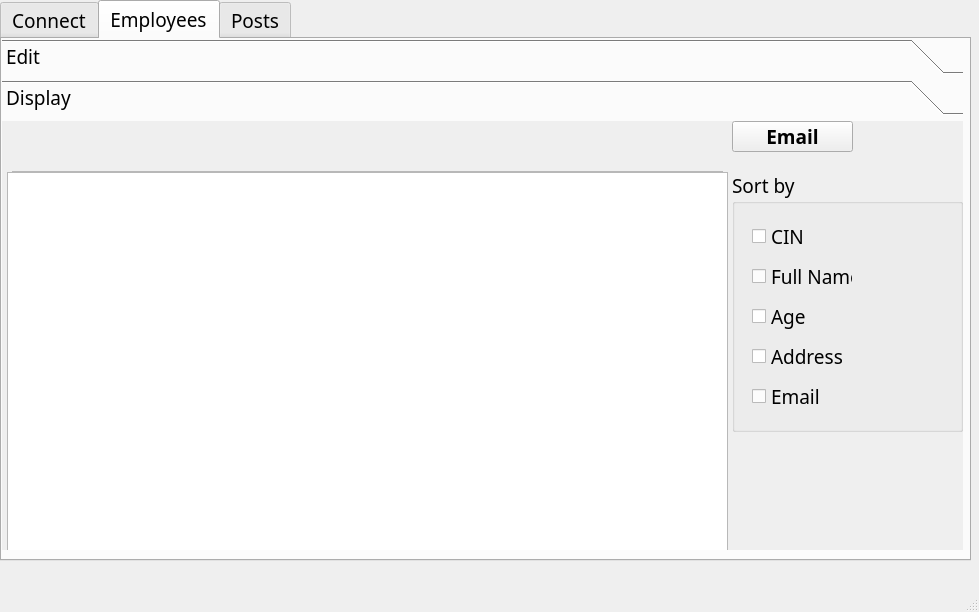
Before: the Qt Designer form MFactory/mainwindow.ui in Leonardo580/Smart_Factory_2A11, drawn with Qt 5.
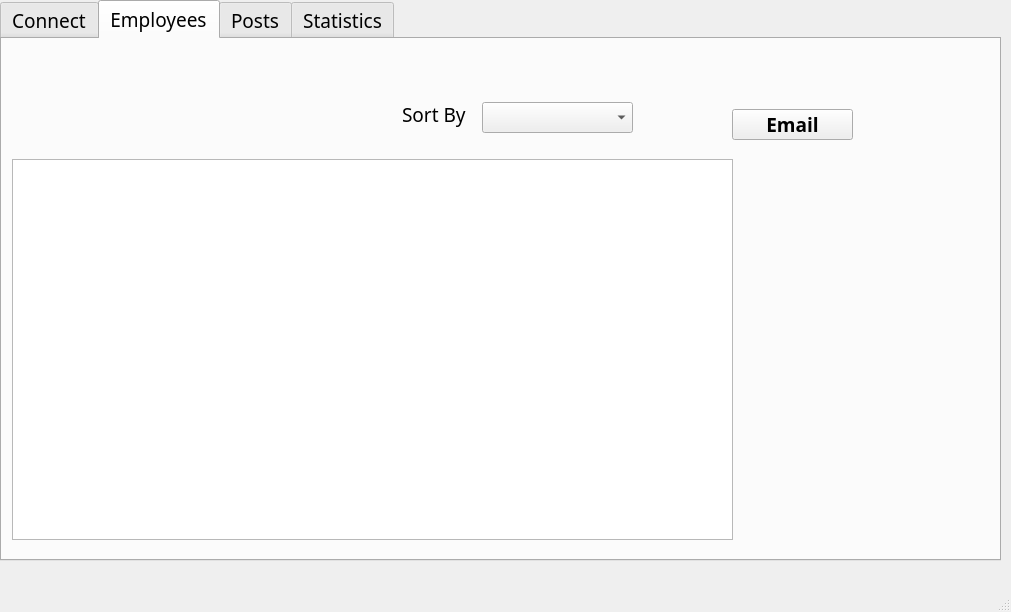
After: the same form once the commit is applied.

```diff
--- a/MFactory/mainwindow.ui
+++ b/MFactory/mainwindow.ui
@@ -6,7 +6,7 @@
    <rect>
     <x>0</x>
     <y>0</y>
-    <width>979</width>
+    <width>1011</width>
     <height>612</height>
    </rect>
   </property>
@@ -45,7 +45,7 @@
      <rect>
       <x>0</x>
       <y>0</y>
-      <width>971</width>
+      <width>1001</width>
       <height>561</height>
      </rect>
     </property>
@@ -142,626 +142,22 @@
      <attribute name="title">
       <string>Employees</string>
      </attribute>
-     <widget class="QToolBox" name="toolBox">
+     <widget class="QTableView" name="tableView_2">
       <property name="geometry">
        <rect>
-        <x>0</x>
-        <y>0</y>
-        <width>961</width>
-        <height>511</height>
+        <x>10</x>
+        <y>120</y>
+        <width>721</width>
+        <height>381</height>
        </rect>
       </property>
-      <property name="currentIndex">
-       <number>1</number>
-      </property>
-      <widget class="QWidget" name="Edit">
-       <property name="geometry">
-        <rect>
-         <x>0</x>
-         <y>0</y>
-         <width>961</width>
-         <height>425</height>
-        </rect>
-       </property>
-       <attribute name="label">
-        <string>Edit</string>
-       </attribute>
-       <widget class="QPushButton" name="AddEmployeeButton">
-        <property name="geometry">
-         <rect>
-          <x>190</x>
-          <y>370</y>
-          <width>80</width>
-          <height>37</height>
-         </rect>
-        </property>
-        <property name="text">
-         <string>Ok</string>
-        </property>
-       </widget>
-       <widget class="QPushButton" name="DeleteEmployee_button">
-        <property name="geometry">
-         <rect>
-          <x>660</x>
-          <y>370</y>
-          <width>80</width>
-          <height>37</height>
-         </rect>
-        </property>
-        <property name="text">
-         <string>Ok</string>
-        </property>
-       </widget>
-       <widget class="QLabel" name="label_7">
-        <property name="geometry">
-         <rect>
-          <x>390</x>
-          <y>390</y>
-          <width>165</width>
-          <height>28</height>
-         </rect>
-        </property>
-        <property name="text">
-         <string>Status : not conncected </string>
-        </property>
-       </widget>
-       <widget class="QGroupBox" name="groupBox_3">
-        <property name="geometry">
-         <rect>
-          <x>560</x>
-          <y>0</y>
-          <width>331</width>
-          <height>361</height>
-         </rect>
-        </property>
-        <property name="title">
-         <string>Delete Employee</string>
-        </property>
-        <widget class="QLabel" name="label_6">
-         <property name="geometry">
-          <rect>
-           <x>20</x>
-           <y>160</y>
-           <width>81</width>
-           <height>31</height>
-          </rect>
-         </property>
-         <property name="text">
-          <string>CIN</string>
-         </property>
-        </widget>
-        <widget class="QTextEdit" name="CIN_Del_Text">
-         <property name="geometry">
-          <rect>
-           <x>110</x>
-           <y>160</y>
-           <width>201</width>
-           <height>41</height>
-          </rect>
-         </property>
-        </widget>
-       </widget>
-       <widget class="QGroupBox" name="groupBox_2">
-        <property name="geometry">
-         <rect>
-          <x>50</x>
-          <y>0</y>
-          <width>381</width>
-          <height>341</height>
-         </rect>
-        </property>
-        <property name="title">
-         <string>Add | Updtae Employee</string>
-        </property>
-        <widget class="QLabel" name="label">
-         <property name="geometry">
-          <rect>
-           <x>20</x>
-           <y>50</y>
-           <width>81</width>
-           <height>31</height>
-          </rect>
-         </property>
-         <property name="text">
-          <string>CIN</string>
-         </property>
-        </widget>
-        <widget class="QLabel" name="label_2">
-         <property name="geometry">
-          <rect>
-           <x>20</x>
-           <y>100</y>
-           <width>81</width>
-           <height>31</height>
-          </rect>
-         </property>
-         <property name="text">
-          <string>Full Name</string>
-         </property>
-        </widget>
-        <widget class="QLabel" name="label_3">
-         <property name="geometry">
-          <rect>
-           <x>20</x>
-           <y>150</y>
-           <width>81</width>
-           <height>31</height>
-          </rect>
-         </property>
-         <property name="text">
-          <string>Age</string>
-         </property>
-        </widget>
-        <widget class="QLabel" name="label_4">
-         <property name="geometry">
-          <rect>
-           <x>20</x>
-           <y>200</y>
-           <width>81</width>
-           <height>31</height>
-          </rect>
-         </property>
-         <property name="text">
-          <string>Address</string>
-         </property>
-        </widget>
-        <widget class="QLabel" name="label_5">
-         <property name="geometry">
-          <rect>
-           <x>20</x>
-           <y>250</y>
-           <width>81</width>
-           <height>31</height>
-          </rect>
-         </property>
-         <property name="text">
-          <string>Email</string>
-         </property>
-        </widget>
-        <widget class="QTextEdit" name="CIN_Employee_text">
-         <property name="geometry">
-          <rect>
-           <x>110</x>
-           <y>50</y>
-           <width>251</width>
-           <height>41</height>
-          </rect>
-         </property>
-        </widget>
-        <widget class="QTextEdit" name="Name_Employee_text">
-         <property name="geometry">
-          <rect>
-           <x>110</x>
-           <y>100</y>
-           <width>251</width>
-           <height>41</height>
-          </rect>
-         </property>
-        </widget>
-        <widget class="QTextEdit" name="Age_Employee_text">
-         <property name="geometry">
-          <rect>
-           <x>110</x>
-           <y>150</y>
-           <width>251</width>
-           <height>41</height>
-          </rect>
-         </property>
-        </widget>
-        <widget class="QTextEdit" name="Address_Employee_text">
-         <property name="geometry">
-          <rect>
-           <x>110</x>
-           <y>200</y>
-           <width>251</width>
-           <height>41</height>
-          </rect>
-         </property>
-        </widget>
-        <widget class="QTextEdit" name="Email_Employee_text">
-         <property name="geometry">
-          <rect>
-           <x>110</x>
-           <y>250</y>
-           <width>251</width>
-           <height>41</height>
-          </rect>
-         </property>
-        </widget>
-       </widget>
-      </widget>
-      <widget class="QWidget" name="page_2">
-       <property name="geometry">
-        <rect>
-         <x>0</x>
-         <y>0</y>
-         <width>961</width>
-         <height>425</height>
-        </rect>
-       </property>
-       <attribute name="label">
-        <string>Display</string>
-       </attribute>
-       <widget class="QCheckBox" name="checkBox_5">
-        <property name="geometry">
-         <rect>
-          <x>750</x>
-          <y>260</y>
-          <width>101</width>
-          <height>31</height>
-         </rect>
-        </property>
-        <property name="text">
-         <string>Email</string>
-        </property>
-       </widget>
-       <widget class="QTableView" name="tableView">
-        <property name="geometry">
-         <rect>
-          <x>10</x>
-          <y>50</y>
-          <width>711</width>
-          <height>391</height>
-         </rect>
-        </property>
-       </widget>
-       <widget class="QPushButton" name="DeleteEmployee">
-        <property name="geometry">
-         <rect>
-          <x>70</x>
-          <y>0</y>
-          <width>41</width>
-          <height>41</height>
-         </rect>
-        </property>
-        <property name="styleSheet">
-         <string notr="true">border: rgb(0,0,0,0)</string>
-        </property>
-        <property name="text">
-         <string/>
-        </property>
-       </widget>
-       <widget class="QPushButton" name="AddEmployee">
-        <property name="geometry">
-         <rect>
-          <x>20</x>
-          <y>0</y>
-          <width>41</width>
-          <height>41</height>
-         </rect>
-        </property>
-        <property name="statusTip">
-         <string comment="Add Employee" extracomment="Add Employee"/>
-        </property>
-        <property name="styleSheet">
-         <string notr="true">border: rgb(0,0,0,0)</string>
-        </property>
-        <property name="text">
-         <string/>
-        </property>
-       </widget>
-       <widget class="QPushButton" name="pushButton_2">
-        <property name="geometry">
-         <rect>
-          <x>730</x>
-          <y>0</y>
-          <width>121</width>
-          <height>31</height>
-         </rect>
-        </property>
-        <property name="minimumSize">
-         <size>
-          <width>91</width>
-          <height>0</height>
-         </size>
-        </property>
-        <property name="font">
-         <font>
-          <family>Agency FB</family>
-          <pointsize>14</pointsize>
-          <weight>75</weight>
-          <bold>true</bold>
-         </font>
-        </property>
-        <property name="styleSheet">
-         <string notr="true">
-QPushButton:pressed{
-	
-	background-color: rgb(255, 88, 11);
-}</string>
-        </property>
-        <property name="text">
-         <string>Email</string>
-        </property>
-       </widget>
-       <widget class="QCheckBox" name="checkBox_2">
-        <property name="geometry">
-         <rect>
-          <x>750</x>
-          <y>140</y>
-          <width>101</width>
-          <height>31</height>
-         </rect>
-        </property>
-        <property name="text">
-         <string>Full Name</string>
-        </property>
-       </widget>
-       <widget class="QTableWidget" name="tableEmployees">
-        <property name="geometry">
-         <rect>
-          <x>10</x>
-          <y>50</y>
-          <width>711</width>
-          <height>391</height>
-         </rect>
-        </property>
-        <property name="sizePolicy">
-         <sizepolicy hsizetype="Fixed" vsizetype="Fixed">
-          <horstretch>100</horstretch>
-          <verstretch>111</verstretch>
-         </sizepolicy>
-        </property>
-        <property name="minimumSize">
-         <size>
-          <width>0</width>
-          <height>0</height>
-         </size>
-        </property>
-        <property name="sizeIncrement">
-         <size>
-          <width>10</width>
-          <height>10</height>
-         </size>
-        </property>
-        <property name="baseSize">
-         <size>
-          <width>0</width>
-          <height>0</height>
-         </size>
-        </property>
-        <property name="toolTip">
-         <string comment="Employee Table"/>
-        </property>
-        <property name="midLineWidth">
-         <number>0</number>
-        </property>
-        <property name="verticalScrollBarPolicy">
-         <enum>Qt::ScrollBarAsNeeded</enum>
-        </property>
-        <property name="horizontalScrollBarPolicy">
-         <enum>Qt::ScrollBarAsNeeded</enum>
-        </property>
-        <property name="sizeAdjustPolicy">
-         <enum>QAbstractScrollArea::AdjustToContents</enum>
-        </property>
-        <property name="alternatingRowColors">
-         <bool>true</bool>
-        </property>
-        <property name="sortingEnabled">
-         <bool>true</bool>
-        </property>
-        <row>
-         <property name="text">
-          <string>New Row</string>
-         </property>
-        </row>
-        <row>
-         <property name="text">
-          <string>New Row</string>
-         </property>
-        </row>
-        <row>
-         <property name="text">
-          <string>New Row</string>
-         </property>
-        </row>
-        <row>
-         <property name="text">
-          <string>New Row</string>
-         </property>
-        </row>
-        <row>
-         <property name="text">
-          <string>New Row</string>
-         </property>
-        </row>
-        <row>
-         <property name="text">
-          <string>New Row</string>
-         </property>
-        </row>
-        <column>
-         <property name="text">
-          <string>CIN</string>
-         </property>
-        </column>
-        <column>
-         <property name="text">
-          <string>Full Name</string>
-         </property>
-        </column>
-        <column>
-         <property name="text">
-          <string>Age</string>
-         </property>
-        </column>
-        <column>
-         <property name="text">
-          <string>Address</string>
-         </property>
-        </column>
-        <column>
-         <property name="text">
-          <string>Email</string>
-         </property>
-        </column>
-       </widget>
-       <widget class="QGroupBox" name="groupBox">
-        <property name="geometry">
-         <rect>
-          <x>730</x>
-          <y>50</y>
-          <width>231</width>
-          <height>261</height>
-         </rect>
-        </property>
-        <property name="title">
-         <string>Sort by</string>
-        </property>
-       </widget>
-       <widget class="QCheckBox" name="checkBox">
-        <property name="geometry">
-         <rect>
-          <x>750</x>
-          <y>100</y>
-          <width>101</width>
-          <height>31</height>
-         </rect>
-        </property>
-        <property name="text">
-         <string>CIN</string>
-        </property>
-       </widget>
-       <widget class="QPushButton" name="UpdateEmployee">
-        <property name="geometry">
-         <rect>
-          <x>120</x>
-          <y>0</y>
-          <width>41</width>
-          <height>41</height>
-         </rect>
-        </property>
-        <property name="styleSheet">
-         <string notr="true">border: rgb(0,0,0,0)</string>
-        </property>
-        <property name="text">
-         <string/>
-        </property>
-       </widget>
-       <widget class="QCheckBox" name="checkBox_4">
-        <property name="geometry">
-         <rect>
-          <x>750</x>
-          <y>220</y>
-          <width>101</width>
-          <height>31</height>
-         </rect>
-        </property>
-        <property name="text">
-         <string>Address</string>
-        </property>
-       </widget>
-       <widget class="QCheckBox" name="checkBox_3">
-        <property name="geometry">
-         <rect>
-          <x>750</x>
-          <y>180</y>
-          <width>101</width>
-          <height>31</height>
-         </rect>
-        </property>
-        <property name="text">
-         <string>Age</string>
-        </property>
-       </widget>
-       <widget class="QTableView" name="tableView_2">
-        <property name="geometry">
-         <rect>
-          <x>5</x>
-          <y>51</y>
-          <width>721</width>
-          <height>381</height>
-         </rect>
-        </property>
-       </widget>
-      </widget>
      </widget>
-    </widget>
-    <widget class="QWidget" name="Posts">
-     <property name="accessibleName">
-      <string>Posts</string>
-     </property>
-     <attribute name="title">
-      <string>Posts</string>
-     </attribute>
-     <widget class="QTableWidget" name="tableWidget_2">
+     <widget class="QPushButton" name="pushButton_2">
       <property name="geometry">
        <rect>
-        <x>0</x>
-        <y>90</y>
-        <width>711</width>
-        <height>391</height>
-       </rect>
-      </property>
-      <property name="alternatingRowColors">
-       <bool>true</bool>
-      </property>
-      <property name="sortingEnabled">
-       <bool>true</bool>
-      </property>
-      <row>
-       <property name="text">
-        <string>New Row</string>
-       </property>
-      </row>
-      <row>
-       <property name="text">
-        <string>New Row</string>
-       </property>
-      </row>
-      <row>
-       <property name="text">
-        <string>New Row</string>
-       </property>
-      </row>
-      <row>
-       <property name="text">
-        <string>New Row</string>
-       </property>
-      </row>
-      <row>
-       <property name="text">
-        <string>New Row</string>
-       </property>
-      </row>
-      <row>
-       <property name="text">
-        <string>New Row</string>
-       </property>
-      </row>
-      <column>
-       <property name="text">
-        <string>CIN</string>
-       </property>
-      </column>
-      <column>
-       <property name="text">
-        <string>Salary</string>
-       </property>
-      </column>
-      <column>
-       <property name="text">
-        <string>Benefits</string>
-       </property>
-      </column>
-      <column>
-       <property name="text">
-        <string>Hours worked</string>
-       </property>
-      </column>
-      <column>
-       <property name="text">
-        <string>Job</string>
-       </property>
-      </column>
-     </widget>
-     <widget class="QPushButton" name="pushButton_6">
-      <property name="geometry">
-       <rect>
-        <x>740</x>
-        <y>90</y>
-        <width>101</width>
+        <x>730</x>
+        <y>70</y>
+        <width>121</width>
         <height>31</height>
        </rect>
       </property>
@@ -787,9 +183,111 @@
 }</string>
       </property>
       <property name="text">
-       <string>Statisitics</string>
+       <string>Email</string>
       </property>
      </widget>
+     <widget class="QPushButton" name="UpdateEmployee">
+      <property name="geometry">
+       <rect>
+        <x>110</x>
+        <y>70</y>
+        <width>41</width>
+        <height>41</height>
+       </rect>
+      </property>
+      <property name="styleSheet">
+       <string notr="true">border: rgb(0,0,0,0)</string>
+      </property>
+      <property name="text">
+       <string/>
+      </property>
+     </widget>
+     <widget class="QPushButton" name="DeleteEmployee">
+      <property name="geometry">
+       <rect>
+        <x>60</x>
+        <y>70</y>
+        <width>41</width>
+        <height>41</height>
+       </rect>
+      </property>
+      <property name="styleSheet">
+       <string notr="true">border: rgb(0,0,0,0)</string>
+      </property>
+      <property name="text">
+       <string/>
+      </property>
+     </widget>
+     <widget class="QPushButton" name="AddEmployee">
+      <property name="geometry">
+       <rect>
+        <x>10</x>
+        <y>70</y>
+        <width>41</width>
+        <height>41</height>
+       </rect>
+      </property>
+      <property name="statusTip">
+       <string comment="Add Employee" extracomment="Add Employee"/>
+      </property>
+      <property name="styleSheet">
+       <string notr="true">border: rgb(0,0,0,0)</string>
+      </property>
+      <property name="text">
+       <string/>
+      </property>
+     </widget>
+     <widget class="QLabel" name="label_2">
+      <property name="geometry">
+       <rect>
+        <x>400</x>
+        <y>60</y>
+        <width>91</width>
+        <height>31</height>
+       </rect>
+      </property>
+      <property name="text">
+       <string>Sort By</string>
+      </property>
+     </widget>
+     <widget class="QComboBox" name="comboBox">
+      <property name="geometry">
+       <rect>
+        <x>480</x>
+        <y>63</y>
+        <width>151</width>
+        <height>31</height>
+       </rect>
+      </property>
+      <item>
+       <property name="text">
+        <string/>
+       </property>
+      </item>
+      <item>
+       <property name="text">
+        <string>CIN</string>
+       </property>
+      </item>
+      <item>
+       <property name="text">
+        <string>Full_Name</string>
+       </property>
+      </item>
+      <item>
+       <property name="text">
+        <string>Age</string>
+       </property>
+      </item>
+     </widget>
+    </widget>
+    <widget class="QWidget" name="Posts">
+     <property name="accessibleName">
+      <string>Posts</string>
+     </property>
+     <attribute name="title">
+      <string>Posts</string>
+     </attribute>
      <widget class="QPushButton" name="DeletePosts">
       <property name="geometry">
        <rect>
@@ -843,6 +341,14 @@
      <zorder>UpdatePosts</zorder>
      <zorder>DeletePosts</zorder>
      <zorder>AddPosts</zorder>
+     <zorder>label</zorder>
+     <zorder>Search_line</zorder>
+     <zorder>tableViewPost</zorder>
+    </widget>
+    <widget class="QWidget" name="tab_2">
+     <attribute name="title">
+      <string>Statistics</string>
+     </attribute>
     </widget>
    </widget>
   </widget>
```
Left out of the diff: 108 changed lines with no effect on the pictures.
